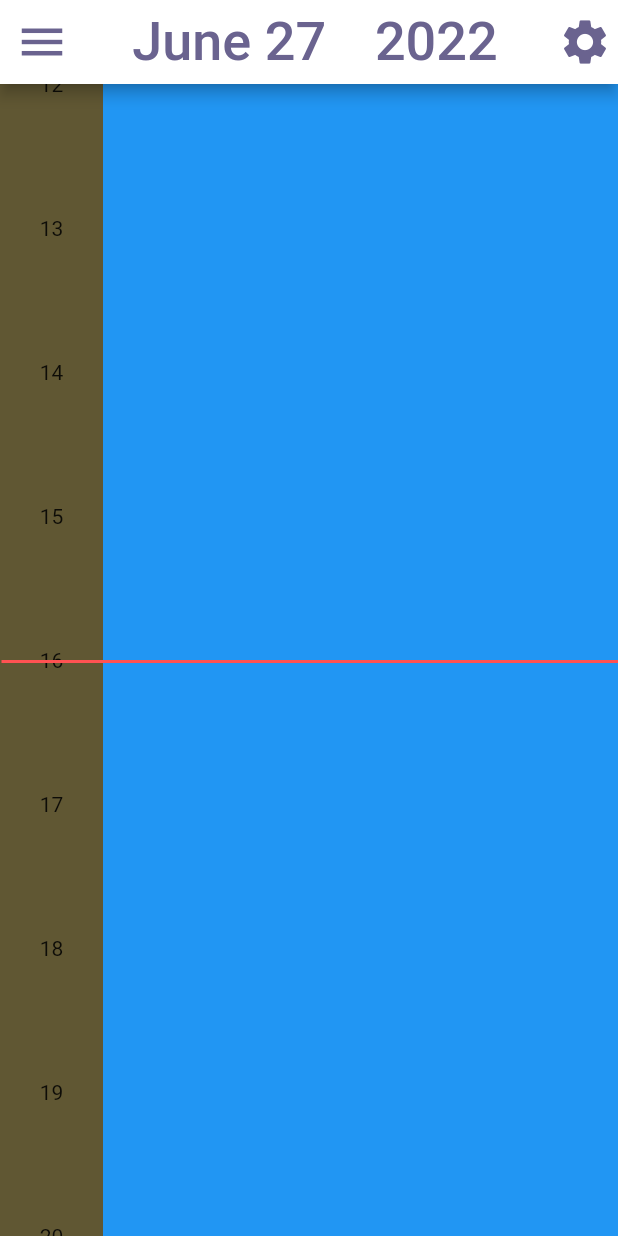
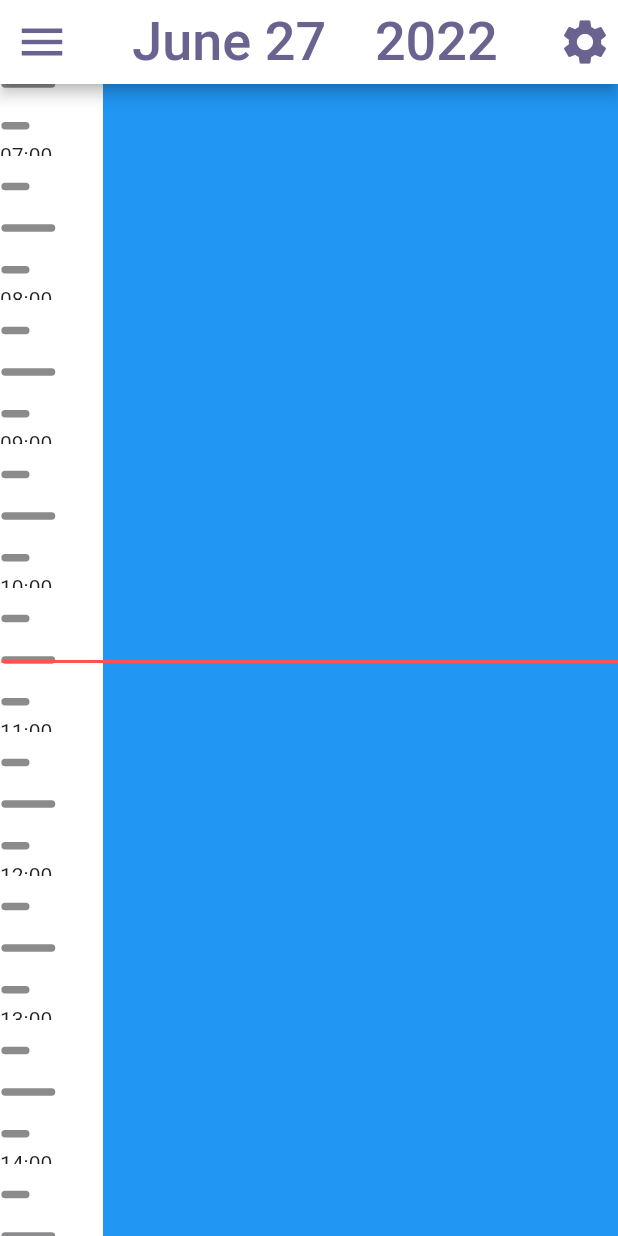
Before and after one commit to Dimyvm/Judo-registration-app, a Flutter app: the screen it shows after launch, on a phone screen of 412 x 824 dp. Run offline on Flutter 3.47's test engine with Material 2 defaults, Android fonts, the phone set to English and light mode, and no system bars.

Commit message:
update timeline

```diff
--- a/lib/views/home_page.dart
+++ b/lib/views/home_page.dart
@@ -4,6 +4,7 @@ import 'package:flutter/material.dart';
 
 import 'package:JudoRegistration/constants.dart';
 import 'package:JudoRegistration/routes.dart';
+import 'package:intl/intl.dart';
 
 import '../widgets/custom_line.dart';
 
@@ -19,9 +20,12 @@ class HomePage extends StatelessWidget {
 
     DateTime now = DateTime.now();
     double timeline = (height / 1440) * (now.hour * 60 + now.minute);
+
     String month = months[now.month - 1];
 
     Timer? toScreensaver;
+
+    DateFormat('hh:mm').format(DateTime(2020, 1, 1, 1, 10));
 
     navigateToScreenSaver() {
       toScreensaver!.cancel();
@@ -74,64 +78,72 @@ class HomePage extends StatelessWidget {
           children: [
             // moving Background layer
             Positioned(
-              bottom: timeline - height ,  // moving background
+              top: -(timeline * 3 - (height / 2)), // moving background
               child: Row(
                 children: [
                   Container(
-                    color: Colors.green,
+                    color: Colors.white,
                     width: width / 6,
-                    height: height *3,
+                    height: height * 3,
                     child: ListView.builder(
                       itemCount: 24,
                       itemBuilder: (BuildContext context, int index) {
-                        return
-                        Container(
-                          width: double.infinity,
-                          // height: height/24,
-                          height: height/8,
-                          color: Color(Random().nextInt(0xffffffff)),
-                          child: Center(child: Text('${index+1}')),
+                        return Stack(
+                          children: [
+                            Container(
+                              width: double.infinity,
+                              // height: height/24,
+                              height: height / 8,
+                              color: Colors.transparent,
+                              child: Column(
+                                mainAxisAlignment:MainAxisAlignment.spaceEvenly,
+                                children: [
+                                  SizedBox(
+                                    width: double.infinity,
+                                    height: 15,
+                                    child: CustomPaint(
+                                      foregroundPainter: CustomLinePainter(
+                                          color: const Color(0xff8B8B8D),
+                                          width: 0.25),
+                                    ),
+                                  ),
+                                  SizedBox(
+                                    width: double.infinity,
+                                    height: 15,
+                                    child: CustomPaint(
+                                      foregroundPainter: CustomLinePainter(
+                                          color: const Color(0xff8B8B8D),
+                                          width: 0.5),
+                                    ),
+                                  ),
+                                  SizedBox(
+                                    width: double.infinity,
+                                    height: 15,
+                                    child: CustomPaint(
+                                      foregroundPainter: CustomLinePainter(
+                                          color: const Color(0xff8B8B8D),
+                                          width: 0.25),
+                                    ),
+                                  ),
+                                ],
+                              ),
+                            ),
+                            Positioned(
+                              bottom: -7.5,
+                              child: Center(
+                                child: Text(DateFormat('Hm').format(
+                                    DateTime(2020, 1, 1, index + 1, 00))),
+                              ),
+                            ),
+                          ],
                         );
                       },
                     ),
-                    // child: Column(
-                    //   mainAxisAlignment: MainAxisAlignment.spaceEvenly,
-                    //   children: [
-
-                    //     Container(
-                    //       width: double.infinity,
-                    //       height: 15,
-                    //       child: CustomPaint(
-                    //         foregroundPainter: CustomLinePainter(
-                    //             color: Colors.amber, width: 0.25),
-                    //       ),
-                    //     ),
-                    //     Container(
-                    //       width: double.infinity,
-                    //       height: 15,
-                    //       child: CustomPaint(
-                    //         foregroundPainter: CustomLinePainter(
-                    //             color: Colors.red, width: 0.5),
-                    //       ),
-                    //     ),
-                    //     Container(
-                    //       width: double.infinity,
-                    //       height: 15,
-                    //       child: CustomPaint(
-                    //         foregroundPainter: CustomLinePainter(
-                    //             color: Colors.amber, width: 0.25),
-                    //       ),
-                    //     ),
-                    //     Container(
-                    //       height: 15,
-                    //       child: Center(child: Text('01:00'))),
-                    //   ],
-                    // ),
                   ),
                   Container(
                     color: Colors.blue,
                     width: (width / 6) * 5,
-                    height: height*3,
+                    height: height * 3,
                     child: Stack(
                       children: [
                         Positioned(
@@ -163,7 +175,7 @@ class HomePage extends StatelessWidget {
             Positioned(
               left: 1,
               // top: timeline,   // moving timeline
-              top: height/2,   // fixed timeline
+              top: height / 2, // fixed timeline
               child: Container(
                 width: width,
                 height: 2.0,
--- a/pubspec.yaml
+++ b/pubspec.yaml
@@ -16,6 +16,7 @@ dependencies:
 
 
   cupertino_icons: ^1.0.2
+  intl: ^0.17.0
 
 dev_dependencies:
   flutter_test:
```
Also changed, not shown: pubspec.lock.
